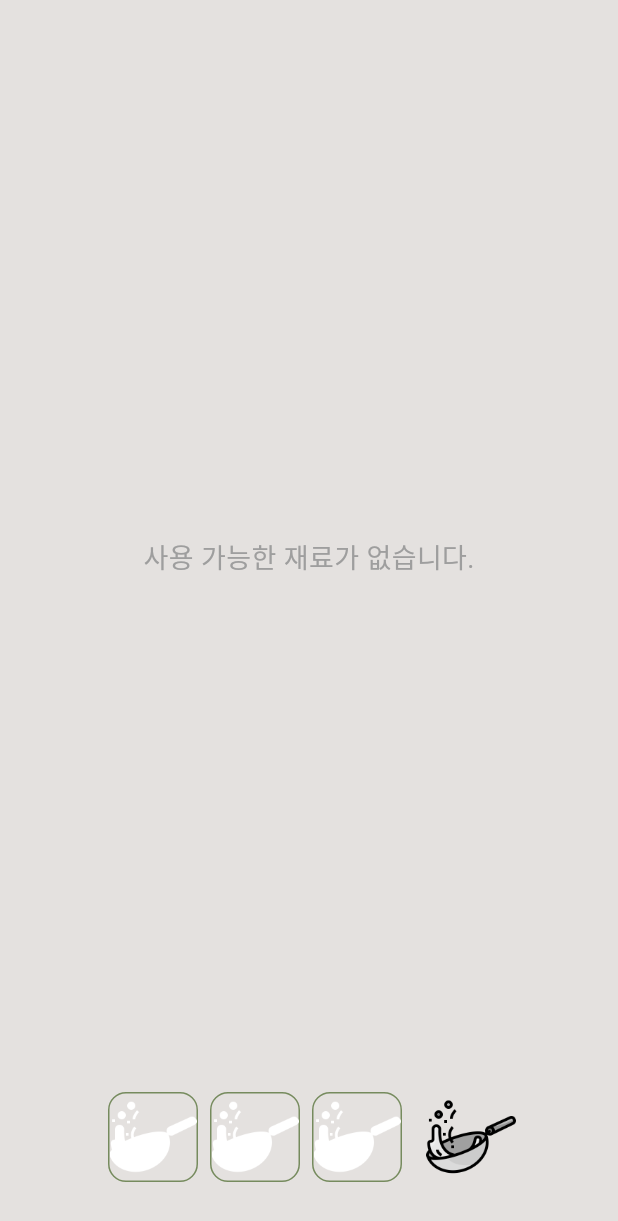
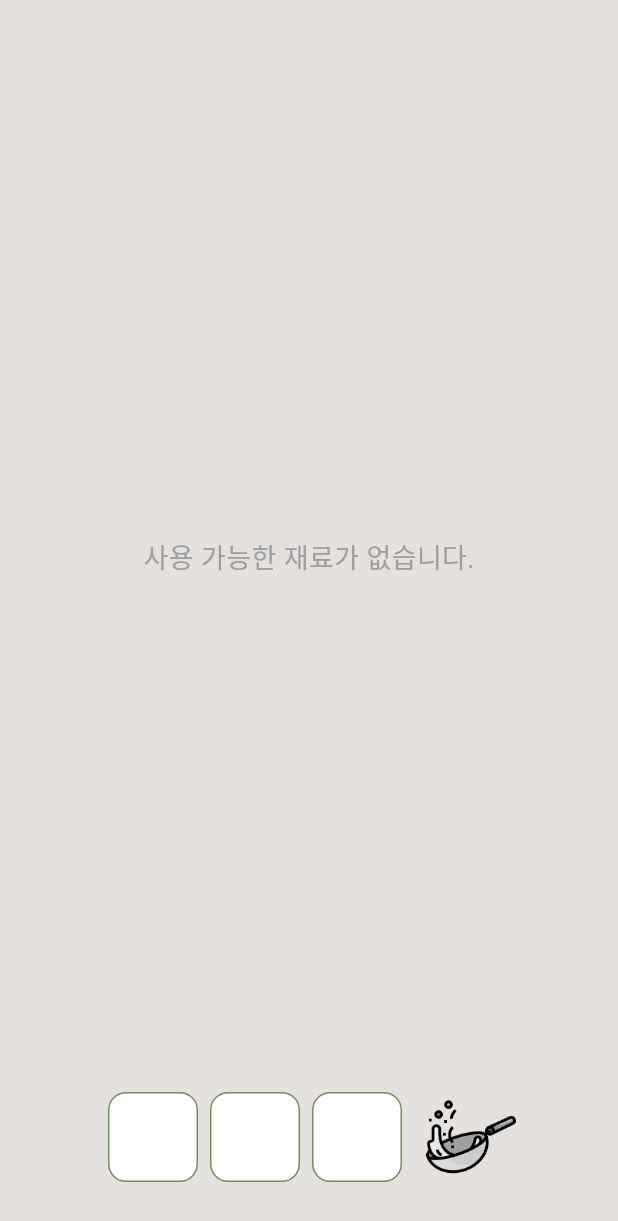
Before and after one commit to LHOIKTN/luanchlunch, a Flutter app: the FoodGridScreen screen opened directly, on a phone screen of 412 x 824 dp. Shown: the top 1221 px of the screen. Run offline on Flutter 3.47's test engine with Material 3 defaults, Android fonts, the phone set to English and light mode, and no system bars; our stand-ins replace flutter_dotenv, hive, hive_flutter, supabase_flutter; accounts and stored records are empty; network calls fail; Roboto replaces fonts that are missing (HakgyoansimDunggeunmiso).

Commit message:
Updated CombinationBox widget to change background color to white and removed the image asset for improved UI consistency.

```diff
--- a/lib/features/inventory/combination_box.dart
+++ b/lib/features/inventory/combination_box.dart
@@ -68,15 +68,9 @@ class CombinationBox extends StatelessWidget {
                   width: 60,
                   height: 60,
                   decoration: BoxDecoration(
-                    color: AppColors.surface,
+                    color: Colors.white,
                     borderRadius: BorderRadius.circular(12),
                     border: Border.all(color: AppColors.borderMedium),
-                  ),
-                  child: Image.asset(
-                    'assets/images/cooking.png',
-                    width: 32,
-                    height: 32,
-                    color: Colors.white,
                   ),
                 );
               }
```
